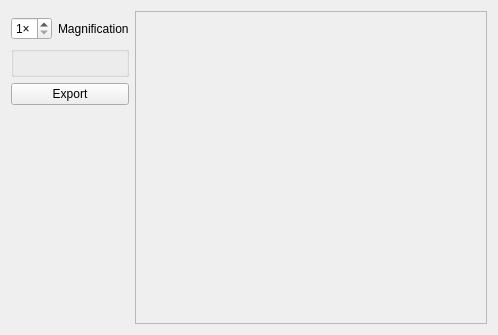
First picture: the form in Libretro/mgba/src/platform/qt/MapView.ui, repository kiddreads/Avalon-copy2, before the edit.
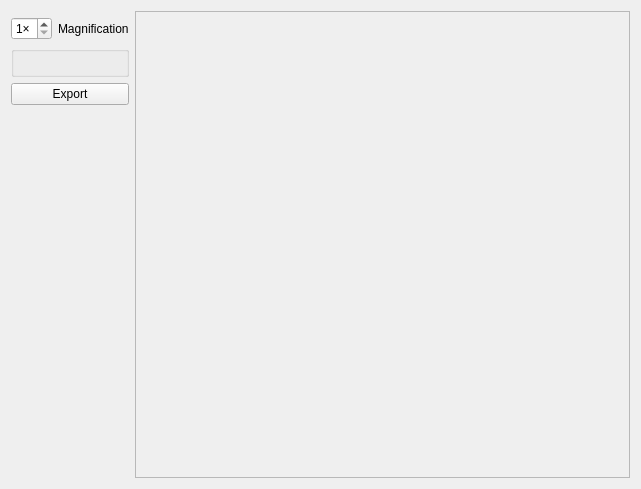
Second picture: the form after the edit. Custom widgets are drawn as their Qt base class.

Patch:
```diff
--- a/Libretro/mgba/src/platform/qt/MapView.ui
+++ b/Libretro/mgba/src/platform/qt/MapView.ui
@@ -6,8 +6,8 @@
    <rect>
     <x>0</x>
     <y>0</y>
-    <width>498</width>
-    <height>335</height>
+    <width>641</width>
+    <height>489</height>
    </rect>
   </property>
   <property name="windowTitle">
@@ -30,8 +30,8 @@
        <rect>
         <x>0</x>
         <y>0</y>
-        <width>314</width>
-        <height>309</height>
+        <width>457</width>
+        <height>463</height>
        </rect>
       </property>
       <layout class="QVBoxLayout" name="verticalLayout">
```
